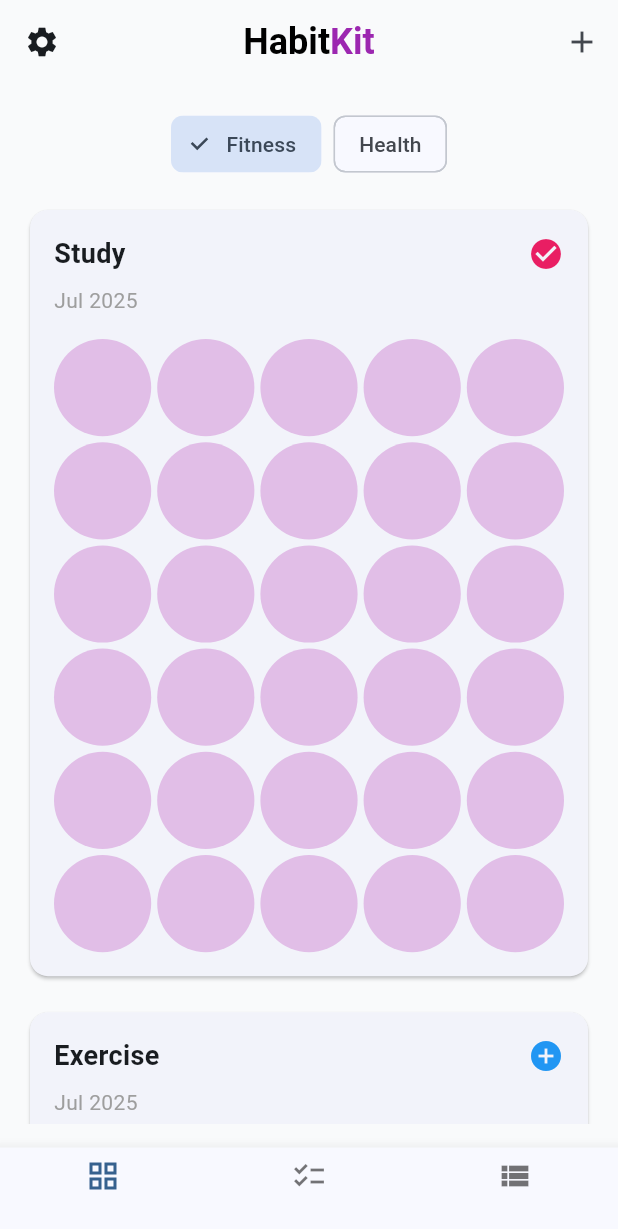
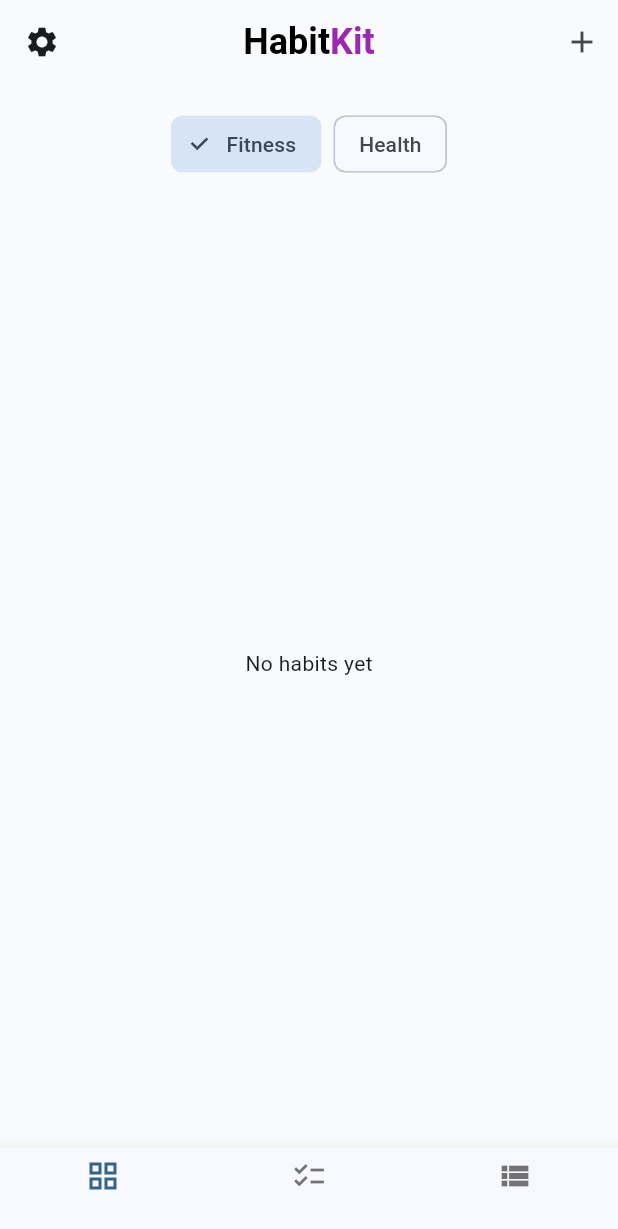
Before and after one commit to Mihir3646/HabitHero, a Flutter app: the HomeScreen screen opened directly, on a phone screen of 412 x 824 dp. Shown: the top 1229 px of the screen. Run offline on Flutter 3.47's test engine with Material 3 defaults, Android fonts, the phone set to English and light mode, and no system bars; our stand-ins replace shared_preferences; accounts and stored records are empty.

Commit message:
Fix add habit flow

```diff
--- a/lib/screens/home_screen.dart
+++ b/lib/screens/home_screen.dart
@@ -1,4 +1,8 @@
 import 'package:flutter/material.dart';
+import 'package:provider/provider.dart';
+import '../providers/habit_provider.dart';
+import '../widgets/add_habit_bottom_sheet.dart';
+import '../widgets/habit_tile.dart';
 
 class HomeScreen extends StatelessWidget {
   const HomeScreen({super.key});
@@ -30,7 +34,13 @@ class HomeScreen extends StatelessWidget {
         actions: [
           IconButton(
             icon: const Icon(Icons.add),
-            onPressed: () {},
+            onPressed: () {
+              showModalBottomSheet(
+                context: context,
+                isScrollControlled: true,
+                builder: (_) => const AddHabitBottomSheet(),
+              );
+            },
           ),
         ],
       ),
@@ -56,12 +66,25 @@ class HomeScreen extends StatelessWidget {
             ),
             const SizedBox(height: 16),
             Expanded(
-              child: ListView(
-                children: [
-                  _buildHabitCard('Study', 'Jul 2025', true),
-                  const SizedBox(height: 16),
-                  _buildHabitCard('Exercise', 'Jul 2025', false),
-                ],
+              child: Consumer<HabitProvider>(
+                builder: (context, provider, _) {
+                  if (provider.habits.isEmpty) {
+                    return const Center(child: Text('No habits yet'));
+                  }
+                  return GridView.builder(
+                    gridDelegate: const SliverGridDelegateWithFixedCrossAxisCount(
+                      crossAxisCount: 2,
+                      childAspectRatio: 0.9,
+                      crossAxisSpacing: 8,
+                      mainAxisSpacing: 8,
+                    ),
+                    itemCount: provider.habits.length,
+                    itemBuilder: (context, index) {
+                      final habit = provider.habits[index];
+                      return HabitTile(habit: habit);
+                    },
+                  );
+                },
               ),
             ),
           ],
@@ -86,62 +109,4 @@ class HomeScreen extends StatelessWidget {
     );
   }
 
-  Widget _buildHabitCard(String title, String date, bool isCompleted) {
-    return Card(
-      shape: RoundedRectangleBorder(
-        borderRadius: BorderRadius.circular(12),
-      ),
-      child: Padding(
-        padding: const EdgeInsets.all(16.0),
-        child: Column(
-          crossAxisAlignment: CrossAxisAlignment.start,
-          children: [
-            Row(
-              mainAxisAlignment: MainAxisAlignment.spaceBetween,
-              children: [
-                Text(
-                  title,
-                  style: const TextStyle(
-                    fontSize: 18,
-                    fontWeight: FontWeight.bold,
-                  ),
-                ),
-                Icon(
-                  isCompleted ? Icons.check_circle : Icons.add_circle,
-                  color: isCompleted ? Colors.pink : Colors.blue,
-                ),
-              ],
-            ),
-            const SizedBox(height: 8),
-            Text(
-              date,
-              style: const TextStyle(
-                fontSize: 14,
-                color: Colors.grey,
-              ),
-            ),
-            const SizedBox(height: 16),
-            GridView.builder(
-              shrinkWrap: true,
-              physics: const NeverScrollableScrollPhysics(),
-              itemCount: 30,
-              gridDelegate: const SliverGridDelegateWithFixedCrossAxisCount(
-                crossAxisCount: 5,
-                crossAxisSpacing: 4,
-                mainAxisSpacing: 4,
-              ),
-              itemBuilder: (context, index) {
-                return Container(
-                  decoration: BoxDecoration(
-                    color: isCompleted ? Colors.purple[100] : Colors.pink[100],
-                    shape: BoxShape.circle,
-                  ),
-                );
-              },
-            ),
-          ],
-        ),
-      ),
-    );
-  }
 }
```
